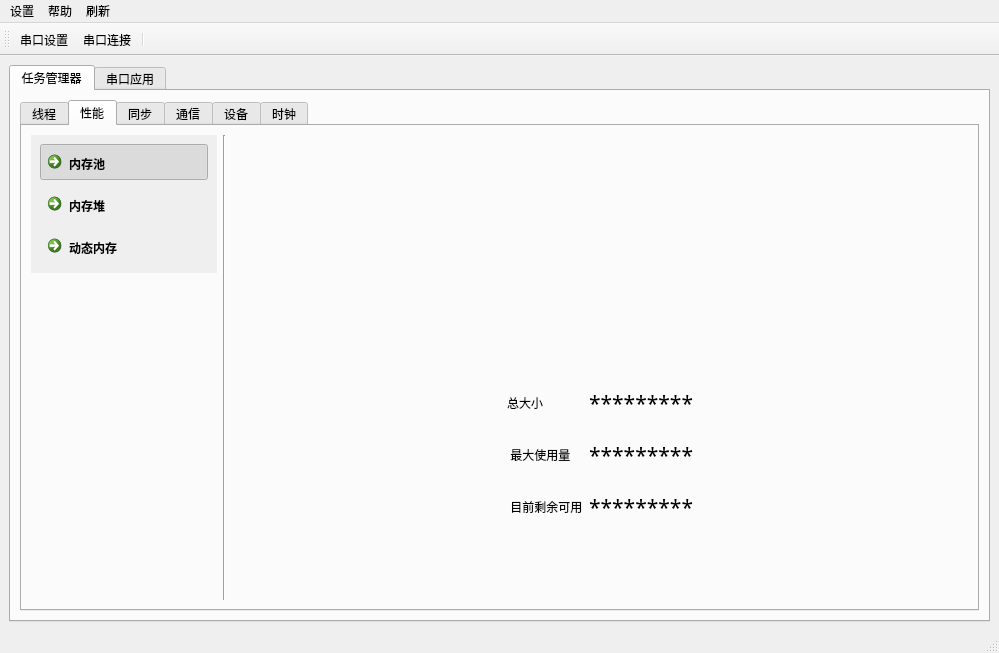
Qt form ui/mainwindow.ui (xqyjlj/seimey) before a commit.
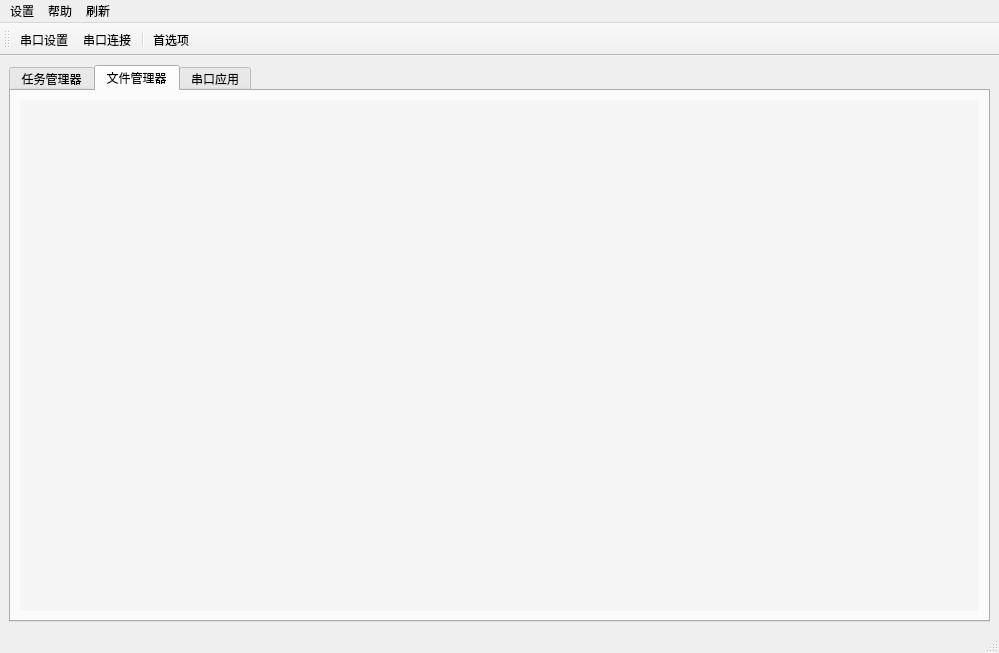
The same form after that commit. The open tabs and pages were chosen to show the change. Icons and pictures are not drawn. Custom widgets are drawn as their Qt base class.

Patch:
```diff
--- a/ui/mainwindow.ui
+++ b/ui/mainwindow.ui
@@ -319,6 +319,18 @@
                   <layout class="QGridLayout" name="gridLayout_13">
                    <item row="1" column="1">
                     <widget class="NavLabel" name="navLabel_2">
+                     <property name="sizePolicy">
+                      <sizepolicy hsizetype="Minimum" vsizetype="Minimum">
+                       <horstretch>0</horstretch>
+                       <verstretch>0</verstretch>
+                      </sizepolicy>
+                     </property>
+                     <property name="baseSize">
+                      <size>
+                       <width>20</width>
+                       <height>9</height>
+                      </size>
+                     </property>
                      <property name="text">
                       <string> 最大使用量</string>
                      </property>
@@ -374,6 +386,18 @@
                    </item>
                    <item row="0" column="1">
                     <widget class="NavLabel" name="navLabel_3">
+                     <property name="sizePolicy">
+                      <sizepolicy hsizetype="Minimum" vsizetype="Minimum">
+                       <horstretch>0</horstretch>
+                       <verstretch>0</verstretch>
+                      </sizepolicy>
+                     </property>
+                     <property name="baseSize">
+                      <size>
+                       <width>20</width>
+                       <height>9</height>
+                      </size>
+                     </property>
                      <property name="text">
                       <string>总大小</string>
                      </property>
@@ -407,6 +431,18 @@
                    </item>
                    <item row="2" column="1">
                     <widget class="NavLabel" name="navLabel">
+                     <property name="sizePolicy">
+                      <sizepolicy hsizetype="Minimum" vsizetype="Minimum">
+                       <horstretch>0</horstretch>
+                       <verstretch>0</verstretch>
+                      </sizepolicy>
+                     </property>
+                     <property name="baseSize">
+                      <size>
+                       <width>20</width>
+                       <height>9</height>
+                      </size>
+                     </property>
                      <property name="text">
                       <string> 目前剩余可用</string>
                      </property>
@@ -931,6 +967,114 @@
         </item>
        </layout>
       </widget>
+      <widget class="QWidget" name="tab_9">
+       <attribute name="icon">
+        <iconset resource="../seimey.qrc">
+         <normaloff>:/icon/qrc/icon/file manager.png</normaloff>:/icon/qrc/icon/file manager.png</iconset>
+       </attribute>
+       <attribute name="title">
+        <string>文件管理器</string>
+       </attribute>
+       <layout class="QGridLayout" name="gridLayout_22">
+        <item row="0" column="0">
+         <widget class="QTreeWidget" name="treeW_file_mannage">
+          <property name="styleSheet">
+           <string notr="true">.QTreeWidget:vertical
+{
+  width: 10px;
+  border:0px solid;
+  border-radius: 2px;
+  margin: 0px,0px,0px,0px;
+  background-color: transparent;
+  background:#F5F5F5;
+}
+
+.QTreeWidget:vertical:hover
+{
+  width: 10px;
+  border:0px solid;
+  margin: 0px,0px,0px,0px;
+  background:#F5F5F5;
+}
+
+.QTreeWidget::handle:vertical
+{
+  width: 10px;
+  background:#E1E1E1;
+  border-radius: 2px;
+}
+
+.QTreeWidget::handle:vertical:hover
+{
+  background:#969696;
+  border-radius: 2px;
+}
+.QTreeWidget:horizontal{
+    height: 10px;
+    border:0px solid;
+    border-radius: 2px;
+    margin: 0px,0px,0px,0px;
+    background-color: transparent;
+    background:#F5F5F5;
+}
+
+.QTreeWidget:horizontal:hover
+{
+  height: 10px;
+  border:0px solid;
+  margin: 0px,0px,0px,0px;
+  background:#F5F5F5;
+}
+
+.QTreeWidget::handle:horizontal
+{
+  height: 10px;
+  background:#E1E1E1;
+  border-radius: 2px;
+}
+
+.QTreeWidget::handle:horizontal:hover
+{
+  background:#969696;
+  border-radius: 2px;
+}
+</string>
+          </property>
+          <attribute name="headerVisible">
+           <bool>false</bool>
+          </attribute>
+          <attribute name="headerCascadingSectionResizes">
+           <bool>false</bool>
+          </attribute>
+          <attribute name="headerDefaultSectionSize">
+           <number>114</number>
+          </attribute>
+          <attribute name="headerHighlightSections">
+           <bool>false</bool>
+          </attribute>
+          <attribute name="headerMinimumSectionSize">
+           <number>28</number>
+          </attribute>
+          <attribute name="headerShowSortIndicator" stdset="0">
+           <bool>false</bool>
+          </attribute>
+          <attribute name="headerStretchLastSection">
+           <bool>true</bool>
+          </attribute>
+          <column>
+           <property name="text">
+            <string>文件管理器</string>
+           </property>
+          </column>
+          <column>
+           <property name="text">
+            <string>大小</string>
+           </property>
+          </column>
+         </widget>
+        </item>
+       </layout>
+      </widget>
       <widget class="QWidget" name="tab_5">
        <attribute name="icon">
         <iconset resource="../seimey.qrc">
@@ -1008,6 +1152,7 @@
    <addaction name="menu_setting_serial_setting"/>
    <addaction name="menu_setting_serial_link"/>
    <addaction name="separator"/>
+   <addaction name="menu_setting_preference_2"/>
   </widget>
   <action name="menu_setting_serial_setting">
    <property name="icon">
@@ -1099,6 +1244,18 @@
     <string>串口设置</string>
    </property>
   </action>
+  <action name="menu_setting_preference_2">
+   <property name="icon">
+    <iconset resource="../seimey.qrc">
+     <normaloff>:/icon/qrc/icon/preference.png</normaloff>:/icon/qrc/icon/preference.png</iconset>
+   </property>
+   <property name="text">
+    <string>首选项</string>
+   </property>
+   <property name="statusTip">
+    <string>首选项</string>
+   </property>
+  </action>
  </widget>
  <customwidgets>
   <customwidget>
```
Left out of the diff: 34 changed lines with no effect on the pictures.
